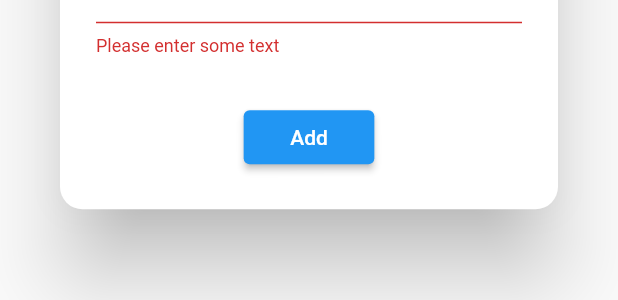
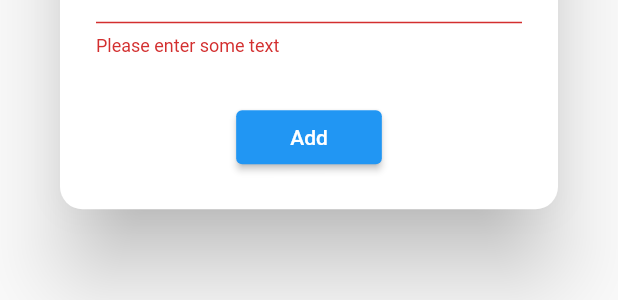
Before and after one commit to JackWRadford/todo, a Flutter app: the AddEditTodoDialog widget shown alone on an empty page, opened directly, after a tap on "Add", on a phone screen of 412 x 824 dp. Shown: the part 588-888 px from the top of the screen. Run offline on Flutter 3.47's test engine with Material 2 defaults, Android fonts, the phone set to English and light mode, and no system bars; network calls fail.

Commit message:
Completed addTodo and fetchTodos implementations

```diff
--- a/lib/models/todo.dart
+++ b/lib/models/todo.dart
@@ -1,4 +1,7 @@
-class Todo {
+import 'package:flutter/material.dart';
+
+class Todo with ChangeNotifier {
+  var id = '';
   var _text = '';
   var _done = false;
 
@@ -7,15 +10,22 @@ class Todo {
   String get text => _text;
   bool get done => _done;
 
-  set text(String value) => text = value;
-  set done(bool value) => done = value;
+  set text(String value) {
+    _text = value;
+    notifyListeners();
+  }
+
+  set done(bool value) {
+    _done = value;
+    notifyListeners();
+  }
 
   Map<String, dynamic> toJson() => {
         'text': _text,
         'done': _done,
       };
 
-  Todo.fromJson(Map<String, dynamic> json)
-      : _text = json['text'],
-        _done = json['done'];
+  Todo.fromJson(this.id, dynamic data)
+      : _text = data['text'],
+        _done = data['done'];
 }
--- a/lib/providers/todo_provider.dart
+++ /dev/null
@@ -1,34 +0,0 @@
-import 'dart:convert';
-
-import 'package:flutter/foundation.dart';
-import 'package:todo/models/todo.dart';
-import 'package:todo/hide_me.dart';
-import 'package:http/http.dart' as http;
-
-class TodoProvider extends ChangeNotifier {
-  /// List of all todos
-  var todoList = <Todo>[];
-
-  /// Firebase base URL
-  static const _baseUrl = baseUrl;
-
-  /// Add new Todo
-  Future<void> addTodo(String text) async {
-    // Create new todo
-    Todo todo = Todo(text);
-
-    Uri url = Uri.parse('$_baseUrl/todos.json');
-    // Attempt to add todo to database
-    try {
-      http.post(url, body: jsonEncode(todo.toJson()));
-    } catch (e) {
-      if (kDebugMode) print(e);
-    }
-
-    // Add new todo locally
-    todoList.add(todo);
-  }
-
-  /// Update a Todo
-  Future<void> updateTodo(Todo todo) async {}
-}
--- a/lib/widgets/add_edit_todo_dialog.dart
+++ b/lib/widgets/add_edit_todo_dialog.dart
@@ -1,7 +1,8 @@
+import 'package:flutter/cupertino.dart';
 import 'package:flutter/material.dart';
 import 'package:provider/provider.dart';
 import 'package:todo/models/todo.dart';
-import 'package:todo/providers/todo_provider.dart';
+import 'package:todo/providers/todos.dart';
 
 class AddEditTodoDialog extends StatefulWidget {
   final Todo? todo;
@@ -17,6 +18,8 @@ class _AddEditTodoDialogState extends State<AddEditTodoDialog> {
 
   final _textController = TextEditingController();
 
+  var _isLoading = false;
+
   @override
   void initState() {
     if (widget.todo != null) _textController.text = widget.todo!.text;
@@ -26,13 +29,21 @@ class _AddEditTodoDialogState extends State<AddEditTodoDialog> {
   /// Either adds or updates a Todo
   Future<void> submit() async {
     if (!_formKey.currentState!.validate()) return;
-    if (widget.todo != null) {
-      await Provider.of<TodoProvider>(context, listen: false)
-          .updateTodo(widget.todo!);
-    } else {
-      await Provider.of<TodoProvider>(context, listen: false)
-          .addTodo(_textController.text);
+    setState(() => _isLoading = true);
+    try {
+      if (widget.todo != null) {
+        await Provider.of<Todos>(context, listen: false)
+            .updateTodo(widget.todo!);
+      } else {
+        await Provider.of<Todos>(context, listen: false)
+            .addTodo(_textController.text);
+      }
+    } catch (e) {
+      ScaffoldMessenger.of(context).showSnackBar(
+        const SnackBar(content: Text('Something went wrong')),
+      );
     }
+    setState(() => _isLoading = false);
     Navigator.of(context).pop();
   }
 
@@ -71,8 +82,18 @@ class _AddEditTodoDialogState extends State<AddEditTodoDialog> {
             ElevatedButton(
               onPressed: submit,
               child: Padding(
-                padding: const EdgeInsets.symmetric(horizontal: 15),
-                child: Text((widget.todo != null) ? 'Update' : 'Add'),
+                padding:
+                    const EdgeInsets.symmetric(horizontal: 20, vertical: 8),
+                child: (!_isLoading)
+                    ? Text((widget.todo != null) ? 'Update' : 'Add')
+                    : const SizedBox(
+                        width: 24,
+                        height: 24,
+                        child: CircularProgressIndicator(
+                          valueColor: AlwaysStoppedAnimation<Color>(
+                              CupertinoColors.white),
+                        ),
+                      ),
               ),
             ),
           ],
```
Also changed, not shown: lib/main.dart (+23 -6 lines), lib/providers/todos.dart (added, +60 -0 lines), lib/widgets/todo_list.dart (added, +24 -0 lines), lib/widgets/todo_list_item.dart (+7 -0 lines).
